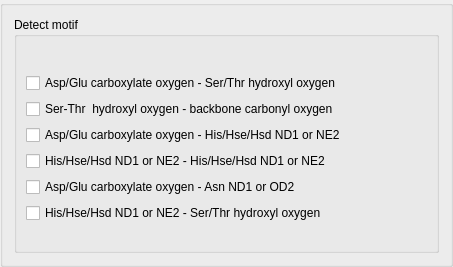
Before: the Qt Designer form ui/motif_detection.ui in maltesie/bridge2, drawn with Qt 5.
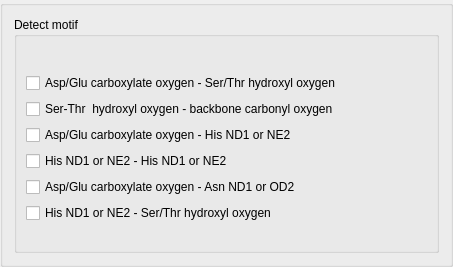
After: the same form once the commit is applied.

Commit message: catch no water error, define water oxygen in gui, sd of water wire length, changed wording

What changed in the file:
```diff
--- a/ui/motif_detection.ui
+++ b/ui/motif_detection.ui
@@ -48,14 +48,14 @@
         <item>
          <widget class="QCheckBox" name="checkBox_glu_his">
           <property name="text">
-           <string>Asp/Glu carboxylate oxygen - His/Hse/Hsd ND1 or NE2</string>
+           <string>Asp/Glu carboxylate oxygen - His ND1 or NE2</string>
           </property>
          </widget>
         </item>
         <item>
          <widget class="QCheckBox" name="checkBox_his_his">
           <property name="text">
-           <string>His/Hse/Hsd ND1 or NE2 - His/Hse/Hsd ND1 or NE2</string>
+           <string>His ND1 or NE2 - His ND1 or NE2</string>
           </property>
          </widget>
         </item>
@@ -69,7 +69,7 @@
         <item>
          <widget class="QCheckBox" name="checkBox_his_ser">
           <property name="text">
-           <string>His/Hse/Hsd ND1 or NE2 - Ser/Thr hydroxyl oxygen</string>
+           <string>His ND1 or NE2 - Ser/Thr hydroxyl oxygen</string>
           </property>
          </widget>
         </item>
```
The commit also changes 14 other files.
